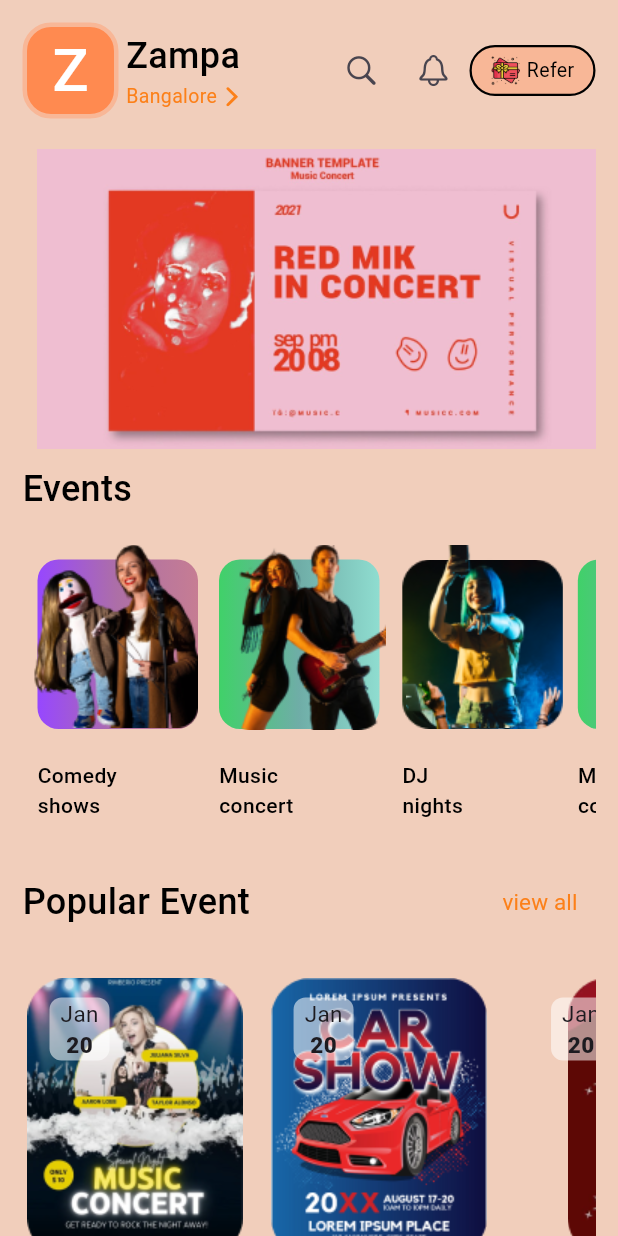
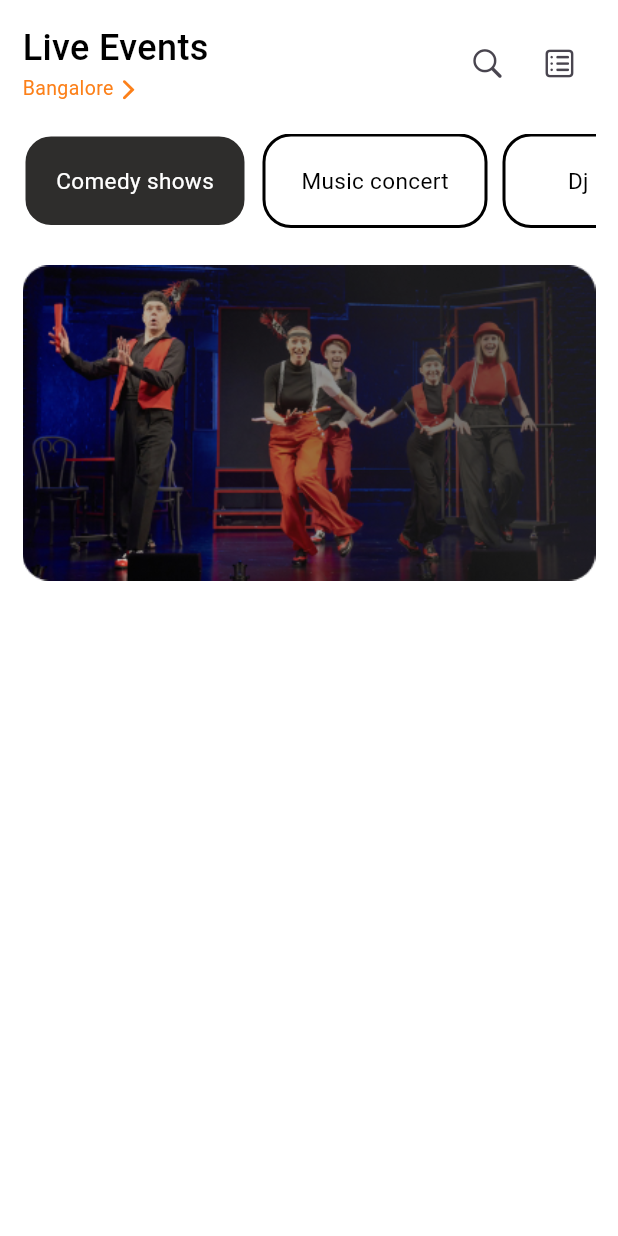
Before and after one commit to Sahi552/BookMyTicket, a Flutter app: the screen it shows after launch, on a phone screen of 412 x 824 dp. Run offline on Flutter 3.47's test engine with Material 3 defaults, Android fonts, the phone set to English and light mode, and no system bars.

Commit message:
eight commit

```diff
--- a/lib/main.dart
+++ b/lib/main.dart
@@ -1,4 +1,4 @@
-import 'package:bookmyticket/view/pages/home_screen.dart';
+import 'package:bookmyticket/view/pages/live_event.dart';
 import 'package:flutter/material.dart';
 
 void main() {
@@ -13,7 +13,7 @@ class MyApp extends StatelessWidget {
     return MaterialApp(
       debugShowCheckedModeBanner: false,
       title: 'Flutter Demo',
-      home: HomeScreen(),
+      home: LiveEvent(),
     );
   }
 }
--- a/lib/utils/assest.dart
+++ b/lib/utils/assest.dart
@@ -26,4 +26,17 @@ class Assest {
   static String freeevent1 = "$home/free_event1.png";
   static String freeevent2 = "$home/free_event2.png";
   static String freeevent3 = "$home/free_event3.png";
+
+  //watched events
+  static String watchedevent1 = "$home/watched1.png";
+  static String watchedevent2 = "$home/watched2.png";
+  static String watchedevent3 = "$home/watched3.png";
+
+  //end
+  static String end = "$home/end.png";
+
+  //secondary Live events
+  static String liveevent1 = "$home/secliveevent1.png";
+  static String liveevent2 = "$home/secliveevent2.png";
+  static String liveevent3 = "$home/secliveevent3.png";
 }
--- /dev/null
+++ b/lib/view/pages/live_event.dart
@@ -0,0 +1,33 @@
+import 'package:bookmyticket/view/widgets/liveevent.dart';
+import 'package:bookmyticket/view/widgets/secondary_appbar.dart';
+import 'package:bookmyticket/view/widgets/tab.dart';
+import 'package:flutter/material.dart';
+
+class LiveEvent extends StatefulWidget {
+  const LiveEvent({super.key});
+
+  @override
+  State<LiveEvent> createState() => _LiveEventState();
+}
+
+class _LiveEventState extends State<LiveEvent> {
+  @override
+  Widget build(BuildContext context) {
+    return Scaffold(
+      backgroundColor: Colors.white,
+      body: SafeArea(
+        child: ListView(
+          padding: EdgeInsets.all(15.0),
+          scrollDirection: Axis.vertical,
+          children: [
+            SecondaryAppbar(),
+            SizedBox(height: 20),
+            TabView(),
+            SizedBox(height: 20),
+            Liveevent()
+          ],
+        ),
+      ),
+    );
+  }
+}
--- /dev/null
+++ b/lib/view/widgets/liveevent.dart
@@ -0,0 +1,19 @@
+import 'package:bookmyticket/utils/assest.dart';
+import 'package:flutter/material.dart';
+
+class Liveevent extends StatelessWidget {
+  const Liveevent({super.key});
+
+  @override
+  Widget build(BuildContext context) {
+    return Container(
+      width: double.infinity,
+      height: 220,
+      decoration: BoxDecoration(
+        image: DecorationImage(
+          image: AssetImage(Assest.liveevent1),
+        ),
+      ),
+    );
+  }
+}
--- /dev/null
+++ b/lib/view/widgets/secondary_appbar.dart
@@ -0,0 +1,51 @@
+import 'package:bookmyticket/utils/theme.dart';
+import 'package:flutter/cupertino.dart';
+import 'package:flutter/material.dart';
+
+class SecondaryAppbar extends StatefulWidget {
+  const SecondaryAppbar({super.key});
+
+  @override
+  State<SecondaryAppbar> createState() => _SecondaryAppbarState();
+}
+
+class _SecondaryAppbarState extends State<SecondaryAppbar> {
+  @override
+  Widget build(BuildContext context) {
+    return SizedBox(
+      width: double.infinity,
+      child: Row(
+        children: [
+          Column(
+            crossAxisAlignment: CrossAxisAlignment.start,
+            children: [
+              Text(
+                "Live Events",
+                style: AppTheme.heading,
+              ),
+              Row(
+                children: [
+                  Text(
+                    "Bangalore",
+                    style: AppTheme.footer,
+                  ),
+                  GestureDetector(
+                    onTap: () {},
+                    child: Icon(
+                      CupertinoIcons.forward,
+                      size: 20,
+                      color: AppTheme.footerColor,
+                    ),
+                  )
+                ],
+              )
+            ],
+          ),
+          Expanded(child: Container()),
+          IconButton(onPressed: () {}, icon: Icon(CupertinoIcons.search)),
+          IconButton(onPressed: () {}, icon: Icon(CupertinoIcons.square_list)),
+        ],
+      ),
+    );
+  }
+}
--- /dev/null
+++ b/lib/view/widgets/tab.dart
@@ -0,0 +1,64 @@
+import 'package:flutter/material.dart';
+
+class TabView extends StatelessWidget {
+  const TabView({super.key});
+
+  @override
+  Widget build(BuildContext context) {
+    return SingleChildScrollView(
+      scrollDirection: Axis.horizontal,
+      child: Row(
+        spacing: 10,
+        children: [
+          TabContainer(
+            text: "Comedy shows",
+            isSelected: true,
+          ),
+          TabContainer(
+            text: "Music concert",
+            isSelected: false,
+          ),
+          TabContainer(
+            text: "Dj Nights",
+            isSelected: false,
+          ),
+        ],
+      ),
+    );
+  }
+}
+
+class TabContainer extends StatelessWidget {
+  final String text;
+  final bool? isSelected;
+  const TabContainer({
+    super.key,
+    required this.text,
+    this.isSelected = false,
+  });
+
+  @override
+  Widget build(BuildContext context) {
+    return Container(
+      width: 150,
+      padding: EdgeInsets.all(19),
+      decoration: BoxDecoration(
+          borderRadius: BorderRadius.circular(19),
+          color: isSelected == true ? Color(0xff2E2D2C) : Colors.white,
+          border: Border.all(
+            width: 2,
+            color: isSelected == true ? Colors.white : Colors.black,
+          )),
+      child: Center(
+        child: Text(
+          text,
+          style: TextStyle(
+            fontSize: 15,
+            fontWeight: FontWeight.w400,
+            color: isSelected == true ? Colors.white : Colors.black,
+          ),
+        ),
+      ),
+    );
+  }
+}
```
Also changed, not shown: lib/view/pages/home_screen.dart (+30 -0 lines), lib/view/widgets/freeevent.dart (+20 -5 lines), lib/view/widgets/watchedevent.dart (added, +48 -0 lines), assests/images/end.png (added), assests/images/secliveevent1.png (added), assests/images/secliveevent2.png (added), assests/images/secliveevent3.png (added), assests/images/watched1.png (added), assests/images/watched2.png (added), assests/images/watched3.png (added).
